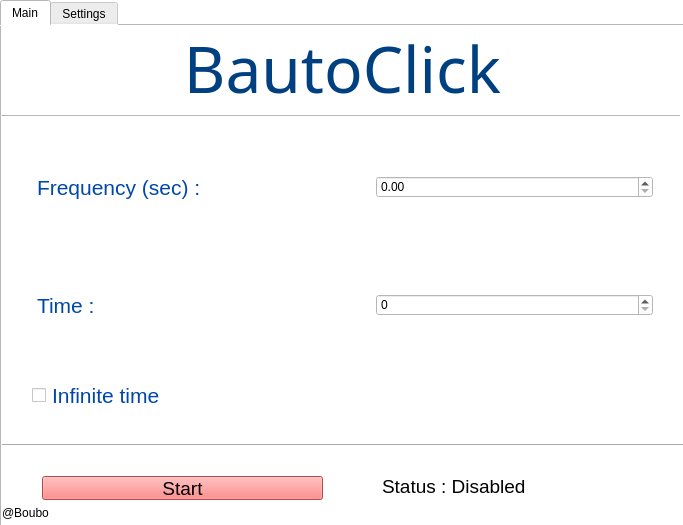
The window that bautoclick.ui (boubou77c/BautoClick) describes before a commit, drawn with Qt 5.
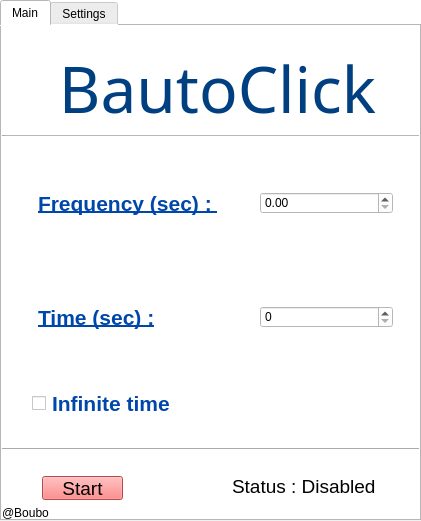
The same window after the commit.

Diff of the .ui file:
```diff
--- a/bautoclick.ui
+++ b/bautoclick.ui
@@ -6,8 +6,8 @@
    <rect>
     <x>0</x>
     <y>0</y>
-    <width>683</width>
-    <height>525</height>
+    <width>421</width>
+    <height>521</height>
    </rect>
   </property>
   <property name="windowTitle">
@@ -21,8 +21,8 @@
     <rect>
      <x>0</x>
      <y>0</y>
-     <width>721</width>
-     <height>531</height>
+     <width>421</width>
+     <height>521</height>
     </rect>
    </property>
    <property name="tabPosition">
@@ -42,8 +42,8 @@
      <property name="geometry">
       <rect>
        <x>0</x>
-       <y>0</y>
-       <width>681</width>
+       <y>20</y>
+       <width>431</width>
        <height>92</height>
       </rect>
      </property>
@@ -98,9 +98,9 @@
     <widget class="QLabel" name="status">
      <property name="geometry">
       <rect>
-       <x>380</x>
+       <x>230</x>
        <y>450</y>
-       <width>291</width>
+       <width>151</width>
        <height>21</height>
       </rect>
      </property>
@@ -117,9 +117,9 @@
      <property name="geometry">
       <rect>
        <x>0</x>
-       <y>90</y>
-       <width>681</width>
-       <height>361</height>
+       <y>110</y>
+       <width>421</width>
+       <height>341</height>
       </rect>
      </property>
      <layout class="QGridLayout" name="gridLayout">
@@ -128,6 +128,8 @@
         <property name="font">
          <font>
           <pointsize>16</pointsize>
+          <weight>75</weight>
+          <bold>true</bold>
          </font>
         </property>
         <property name="styleSheet">
@@ -170,13 +172,16 @@
         <property name="font">
          <font>
           <pointsize>16</pointsize>
+          <weight>75</weight>
+          <bold>true</bold>
+          <underline>true</underline>
          </font>
         </property>
         <property name="styleSheet">
          <string notr="true">color: #0047AB;margin-left:30</string>
         </property>
         <property name="text">
-         <string>Time :</string>
+         <string>Time (sec) :</string>
         </property>
        </widget>
       </item>
@@ -185,6 +190,9 @@
         <property name="font">
          <font>
           <pointsize>16</pointsize>
+          <weight>75</weight>
+          <bold>true</bold>
+          <underline>true</underline>
          </font>
         </property>
         <property name="styleSheet">
@@ -208,7 +216,7 @@
       <rect>
        <x>0</x>
        <y>450</y>
-       <width>361</width>
+       <width>161</width>
        <height>24</height>
       </rect>
      </property>
```
Left out of the diff: 21 changed lines with no effect on the pictures.
